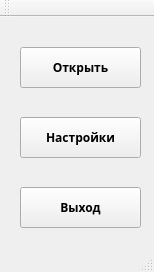
The window that mainwindow.ui (ivashchenko-leo/TextQuest) describes before a commit, drawn with Qt 5.
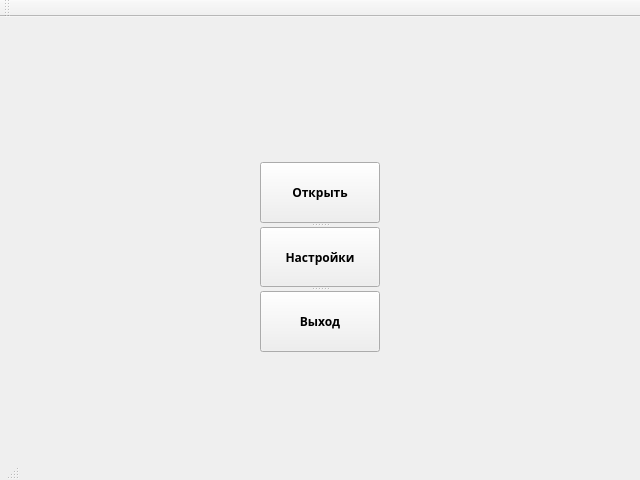
The same window after the commit.

Commit message: changed resolution for all windows, in settings.cpp default resolution is set on 1024x768, inside gamewindow added condition on full screen

What changed in the file:
```diff
--- a/mainwindow.ui
+++ b/mainwindow.ui
@@ -6,31 +6,25 @@
    <rect>
     <x>0</x>
     <y>0</y>
-    <width>154</width>
-    <height>263</height>
+    <width>640</width>
+    <height>480</height>
    </rect>
   </property>
-  <property name="minimumSize">
-   <size>
-    <width>154</width>
-    <height>0</height>
-   </size>
+  <property name="sizePolicy">
+   <sizepolicy hsizetype="Fixed" vsizetype="Fixed">
+    <horstretch>0</horstretch>
+    <verstretch>0</verstretch>
+   </sizepolicy>
   </property>
   <property name="windowTitle">
    <string/>
   </property>
   <widget class="QWidget" name="centralWidget">
-   <property name="minimumSize">
-    <size>
-     <width>154</width>
-     <height>233</height>
-    </size>
-   </property>
-   <property name="maximumSize">
-    <size>
-     <width>154</width>
-     <height>233</height>
-    </size>
+   <property name="sizePolicy">
+    <sizepolicy hsizetype="Fixed" vsizetype="Fixed">
+     <horstretch>0</horstretch>
+     <verstretch>0</verstretch>
+    </sizepolicy>
    </property>
    <property name="font">
     <font>
@@ -42,50 +36,63 @@
    <property name="locale">
     <locale language="English" country="UnitedStates"/>
    </property>
-   <widget class="QPushButton" name="pbOpen">
+   <widget class="QSplitter" name="splitter">
     <property name="geometry">
      <rect>
-      <x>20</x>
-      <y>30</y>
-      <width>121</width>
-      <height>41</height>
+      <x>260</x>
+      <y>145</y>
+      <width>120</width>
+      <height>190</height>
      </rect>
     </property>
-    <property name="text">
-     <string>Открыть</string>
+    <property name="orientation">
+     <enum>Qt::Vertical</enum>
     </property>
-   </widget>
-   <widget class="QPushButton" name="pbExit">
-    <property name="geometry">
-     <rect>
-      <x>20</x>
-      <y>170</y>
-      <width>121</width>
-      <height>41</height>
-     </rect>
-    </property>
-    <property name="locale">
-     <locale language="Russian" country="RussianFederation"/>
-    </property>
-    <property name="text">
-     <string>Выход</string>
-    </property>
-   </widget>
-   <widget class="QPushButton" name="pbSettings">
-    <property name="geometry">
-     <rect>
-      <x>20</x>
-      <y>100</y>
-      <width>121</width>
-      <height>41</height>
-     </rect>
-    </property>
-    <property name="text">
-     <string>Настройки</string>
-    </property>
+    <widget class="QPushButton" name="pbOpen">
+     <property name="sizePolicy">
+      <sizepolicy hsizetype="Fixed" vsizetype="Fixed">
+       <horstretch>0</horstretch>
+       <verstretch>0</verstretch>
+      </sizepolicy>
+     </property>
+     <property name="text">
+      <string>Открыть</string>
+     </property>
+    </widget>
+    <widget class="QPushButton" name="pbSettings">
+     <property name="sizePolicy">
+      <sizepolicy hsizetype="Fixed" vsizetype="Fixed">
+       <horstretch>0</horstretch>
+       <verstretch>0</verstretch>
+      </sizepolicy>
+     </property>
+     <property name="text">
+      <string>Настройки</string>
+     </property>
+    </widget>
+    <widget class="QPushButton" name="pbExit">
+     <property name="sizePolicy">
+      <sizepolicy hsizetype="Fixed" vsizetype="Fixed">
+       <horstretch>0</horstretch>
+       <verstretch>0</verstretch>
+      </sizepolicy>
+     </property>
+     <property name="locale">
+      <locale language="Russian" country="RussianFederation"/>
+     </property>
+     <property name="text">
+      <string>Выход</string>
+     </property>
+    </widget>
    </widget>
   </widget>
   <widget class="QToolBar" name="mainToolBar">
+   <property name="sizePolicy">
+    <sizepolicy hsizetype="Fixed" vsizetype="Fixed">
+     <horstretch>0</horstretch>
+     <verstretch>0</verstretch>
+    </sizepolicy>
+   </property>
    <attribute name="toolBarArea">
     <enum>TopToolBarArea</enum>
    </attribute>
@@ -93,7 +100,14 @@
     <bool>false</bool>
    </attribute>
   </widget>
-  <widget class="QStatusBar" name="statusBar"/>
+  <widget class="QStatusBar" name="statusBar">
+   <property name="sizePolicy">
+    <sizepolicy hsizetype="Fixed" vsizetype="Fixed">
+     <horstretch>0</horstretch>
+     <verstretch>0</verstretch>
+    </sizepolicy>
+   </property>
+  </widget>
  </widget>
  <layoutdefault spacing="6" margin="11"/>
  <resources/>
```
The commit also changes 9 other files.
